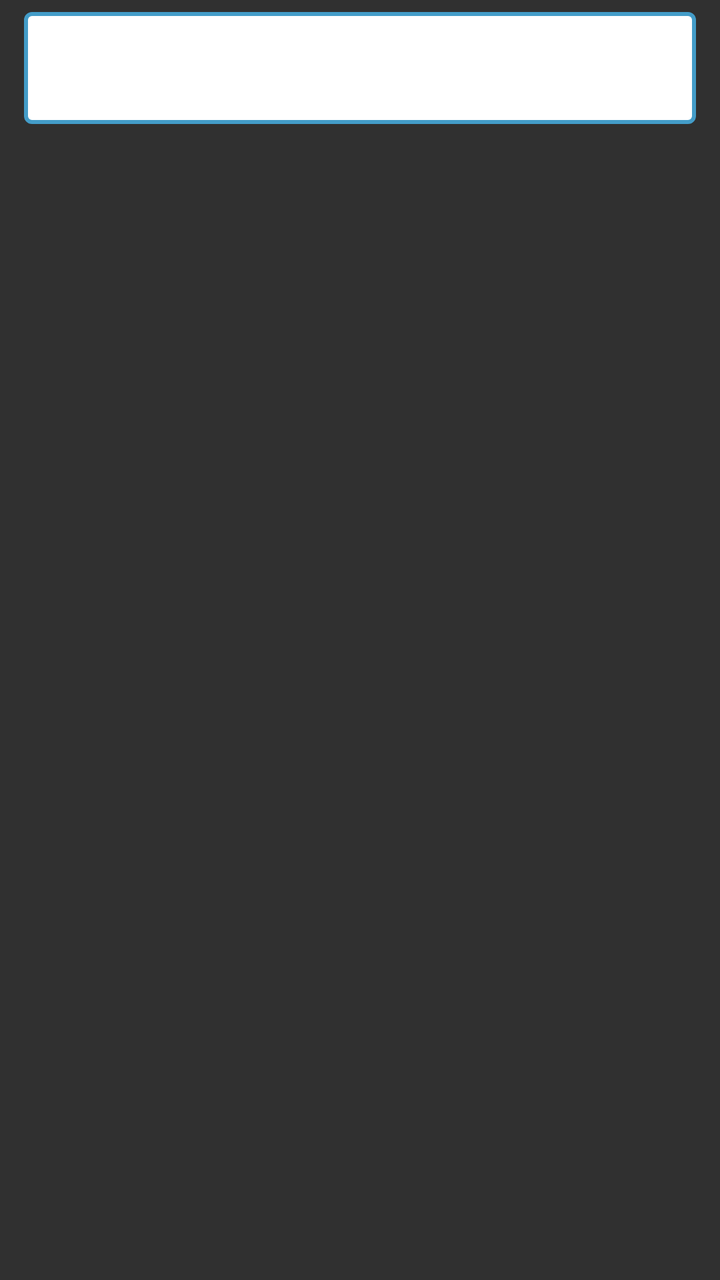
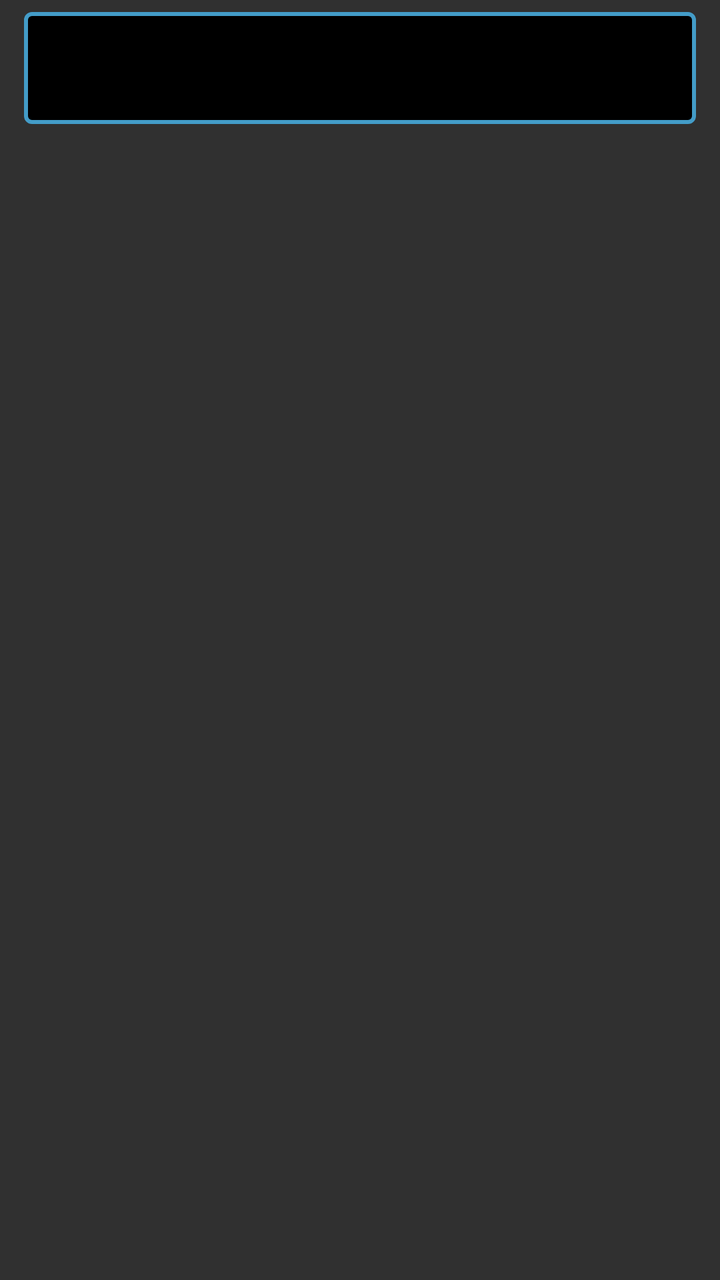

Compare the two renders of this Android layout. The source of the first and the diff that turns it into the second are given below.
<!-- AndroidManifest.xml: application theme AppTheme -->
<!-- res/layout/sapie_dialog_item.xml -->
<?xml version="1.0" encoding="utf-8"?>
<LinearLayout xmlns:android="http://schemas.android.com/apk/res/android"
    android:layout_width="match_parent"
    android:layout_height="wrap_content"
    android:orientation="vertical"
    android:paddingLeft="12dp"
    android:paddingRight="12dp"
    android:paddingTop="6dp"
    android:paddingBottom="6dp">

    <TextView
        android:id="@+id/dialogItemText"
        android:layout_width="match_parent"
        android:layout_height="wrap_content"
        android:minHeight="@dimen/sapie_list_item_height"
        android:gravity="center"
        android:background="@drawable/border"
        android:padding="12dp"
        android:textSize="18sp" />
</LinearLayout>
<!-- resources referenced by this layout -->
<resources>
  <dimen name="sapie_list_item_height">56dp</dimen>
  <!-- drawable border (drawable) -->
  <?xml version="1.0" encoding="utf-8"?>
  
  <shape xmlns:android="http://schemas.android.com/apk/res/android" >
  
      <solid android:color="#FFFFFF" />
  
      <corners android:radius="3dp" />
  
      <padding
          android:bottom="2dp"
          android:left="2dp"
          android:right="2dp"
          android:top="2dp" />
  
      <stroke
          android:width="2dp"
          android:color="#439CC8" />
  
  </shape>
  <style name="AppTheme" parent="Theme.AppCompat">
          <item name="android:fitsSystemWindows">true</item>
      </style>
</resources>

<!-- the commit's change to res/layout/sapie_dialog_item.xml (unified diff, before → after) -->
@@ -14,7 +14,8 @@
         android:layout_height="wrap_content"
         android:minHeight="@dimen/sapie_list_item_height"
         android:gravity="center"
-        android:background="@drawable/border"
+        android:background="@drawable/sapie_dialog_item_bg"
         android:padding="12dp"
+        android:textColor="#FFFFFF"
         android:textSize="18sp" />
 </LinearLayout>
<!-- resource entries referenced after the edit -->
@@ -1,25 +1,18 @@
 <!-- resources referenced by this layout -->
 <resources>
   <dimen name="sapie_list_item_height">56dp</dimen>
-  <!-- drawable border (drawable) -->
+  <!-- drawable sapie_dialog_item_bg (drawable) -->
   <?xml version="1.0" encoding="utf-8"?>
+  <shape xmlns:android="http://schemas.android.com/apk/res/android"
+      android:shape="rectangle">
   
-  <shape xmlns:android="http://schemas.android.com/apk/res/android" >
-  
-      <solid android:color="#FFFFFF" />
+      <solid android:color="#000000" />
   
       <corners android:radius="3dp" />
-  
-      <padding
-          android:bottom="2dp"
-          android:left="2dp"
-          android:right="2dp"
-          android:top="2dp" />
   
       <stroke
           android:width="2dp"
           android:color="#439CC8" />
-  
   </shape>
   <style name="AppTheme" parent="Theme.AppCompat">
           <item name="android:fitsSystemWindows">true</item>
